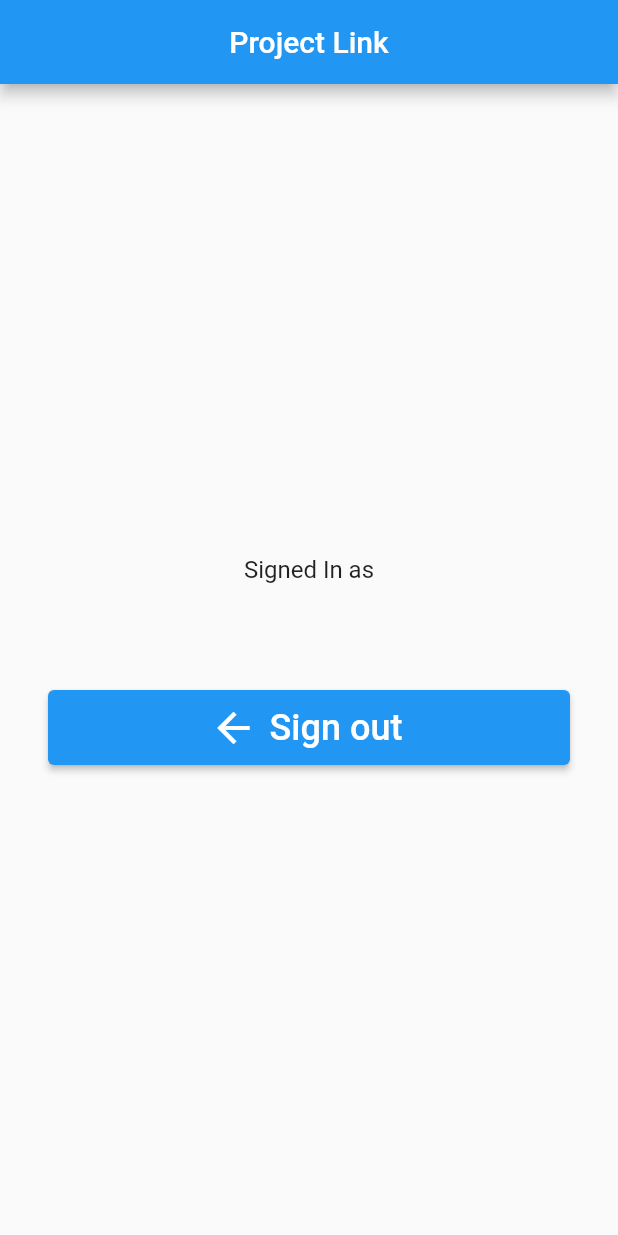
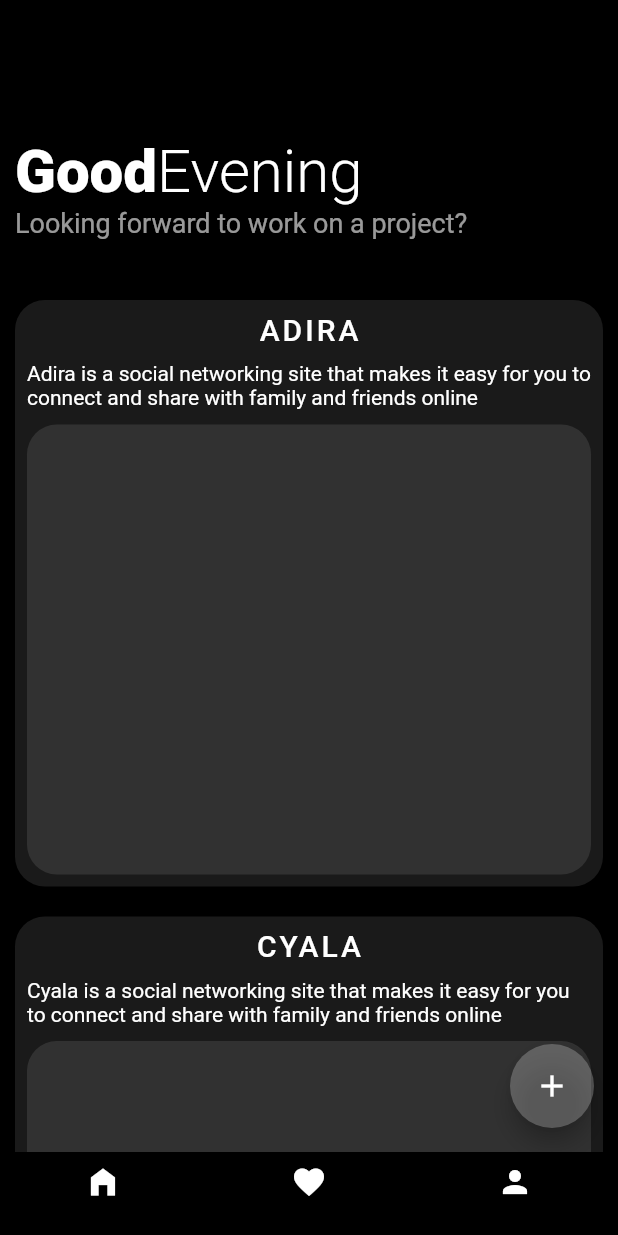
Before and after one commit to semandreis/project_link, a Flutter app: the screen it shows once a user with an empty profile is signed in, on a phone screen of 412 x 824 dp. Run offline on Flutter 3.47's test engine with Material 2 defaults, Android fonts, the phone set to English and light mode, and no system bars; our stand-ins replace firebase_auth, firebase_core; accounts and stored records are empty; network calls fail.

Commit message:
Major UI changes

```diff
--- /dev/null
+++ b/lib/BottomBar.dart
@@ -0,0 +1,55 @@
+import 'package:flutter/material.dart';
+import 'package:project_link/Favorites.dart';
+import 'package:project_link/Profile.dart';
+import 'home_page.dart';
+class BottomBar extends StatefulWidget {
+  const BottomBar({Key? key}) : super(key: key);
+
+  @override
+  State<BottomBar> createState() => _BottomBarState();
+}
+
+class _BottomBarState extends State<BottomBar> {
+  int currentTabIndex = 0;
+  void onPageChanged(int index){
+    setState(() {
+      currentTabIndex= index;
+    });
+  }
+  PageController pageController= PageController();
+  List<Widget> pages = [HomePage(), Favorites(), Profile()];
+
+  void onItemTap(int selectedItem){
+
+    pageController.jumpToPage(selectedItem);
+  }
+
+  @override
+  Widget build(BuildContext context) {
+
+
+
+    return Scaffold(
+
+      bottomNavigationBar: BottomNavigationBar(
+        elevation: 0,
+
+        type: BottomNavigationBarType.fixed,
+        backgroundColor: Colors.black,
+        onTap: onItemTap,
+        items: const [
+          BottomNavigationBarItem(label: '',icon: Icon(Icons.home_filled, color: Colors.white,)),
+          BottomNavigationBarItem(label: '',icon: Icon(Icons.favorite, color: Colors.white,)),
+          BottomNavigationBarItem(label: '',icon: Icon(Icons.person, color: Colors.white,)),
+
+        ],
+      ),
+      body: PageView(
+        controller: pageController,
+        onPageChanged: onPageChanged,
+        children: pages,
+
+      ),
+    );
+  }
+}
--- /dev/null
+++ b/lib/Favorites.dart
@@ -0,0 +1,14 @@
+import 'package:flutter/material.dart';
+class Favorites extends StatefulWidget {
+  const Favorites({Key? key}) : super(key: key);
+
+  @override
+  State<Favorites> createState() => _FavoritesState();
+}
+
+class _FavoritesState extends State<Favorites> {
+  @override
+  Widget build(BuildContext context) {
+    return Scaffold();
+  }
+}
--- /dev/null
+++ b/lib/Profile.dart
@@ -0,0 +1,45 @@
+import 'package:firebase_auth/firebase_auth.dart';
+import 'package:flutter/material.dart';
+
+class Profile extends StatefulWidget {
+  const Profile({Key? key}) : super(key: key);
+
+  @override
+  State<Profile> createState() => _ProfileState();
+}
+
+class _ProfileState extends State<Profile> {
+  @override
+  Widget build(BuildContext context) {
+    final user = FirebaseAuth.instance.currentUser!;
+    return Scaffold(
+      appBar: AppBar(
+        title: Center(
+          child: Text("Project Link"),
+        ),
+      ),
+      body: Padding(
+        padding: EdgeInsets.all(32),
+        child: Column(
+          mainAxisAlignment: MainAxisAlignment.center,
+          children: [
+            Text("Signed In as", style: TextStyle(fontSize: 16)),
+            SizedBox(height: 8),
+            Text(
+              user.email!,
+              style: TextStyle(fontSize: 20, fontWeight: FontWeight.bold),
+            ),
+            SizedBox(height: 40),
+            ElevatedButton.icon(
+              style:
+              ElevatedButton.styleFrom(minimumSize: Size.fromHeight(50)),
+              icon: Icon(Icons.arrow_back, size: 32),
+              label: Text('Sign out', style: TextStyle(fontSize: 24)),
+              onPressed: ()=> FirebaseAuth.instance.signOut(),
+            )
+          ],
+        ),
+      ),
+    );
+  }
+}
--- a/lib/home_page.dart
+++ b/lib/home_page.dart
@@ -6,34 +6,118 @@ class HomePage extends StatelessWidget {
 
   @override
   Widget build(BuildContext context) {
-    final user = FirebaseAuth.instance.currentUser!;
+
 
     return Scaffold(
-      appBar: AppBar(
-        title: Center(
-          child: Text("Project Link"),
+      floatingActionButton: FloatingActionButton(
+        backgroundColor: Colors.white24,
+        child: Icon(Icons.add),
+        onPressed: () {  },),
+      backgroundColor: Colors.black,
+      body: Container(
+        child: SingleChildScrollView(
+          scrollDirection: Axis.vertical,
+          child: Column(
+            crossAxisAlignment: CrossAxisAlignment.center,
+            children: [
+              Padding(
+                padding: const EdgeInsets.only(top: 50),
+                child: Container(
+                  width: 450,
+                  height: 150,
+
+                  child: Padding(
+                    padding: const EdgeInsets.all(10),
+                    child: Column(
+                      mainAxisAlignment: MainAxisAlignment.center,
+                      crossAxisAlignment: CrossAxisAlignment.start,
+                      children: [
+                        Row(
+                          children: [
+                            Text("Good", style: TextStyle(color: Colors.white, fontSize: 40, fontWeight: FontWeight.w900),),
+                            Text("Evening ", style: TextStyle(color: Colors.white, fontSize: 40, fontWeight: FontWeight.w300),),
+                          ],
+                        ),
+                        Text('Looking forward to work on a project?', style: TextStyle(color: Colors.white60, fontSize: 18),),
+
+                      ],
                     ),
                   ),
-      body: Padding(
-        padding: EdgeInsets.all(32),
+                ),
+              ),
+
+              Padding(
+                padding: const EdgeInsets.only(top: 0),
                 child: Column(
-          mainAxisAlignment: MainAxisAlignment.center,
                   children: [
-            Text("Signed In as", style: TextStyle(fontSize: 16)),
-            SizedBox(height: 8),
-            Text(
-              user.email!,
-              style: TextStyle(fontSize: 20, fontWeight: FontWeight.bold),
+                    Padding(
+                      padding: const EdgeInsets.only(left: 10,right: 10),
+                      child: Container(
+
+                        width: 450,
+                        decoration: BoxDecoration(
+                          color: Colors.white10,
+                          borderRadius: BorderRadius.all(Radius.circular(20)),
                         ),
-            SizedBox(height: 40),
-            ElevatedButton.icon(
-                style:
-                    ElevatedButton.styleFrom(minimumSize: Size.fromHeight(50)),
-                icon: Icon(Icons.arrow_back, size: 32),
-                label: Text('Sign out', style: TextStyle(fontSize: 24)),
-                onPressed: ()=> FirebaseAuth.instance.signOut(),
-                )
+                        child: Padding(
+                          padding: const EdgeInsets.all(8.0),
+                          child: Column(
+                            crossAxisAlignment: CrossAxisAlignment.start,
+                            children: [
+                              Center(child: Text("ADIRA", style: TextStyle(color: Colors.white, fontSize: 20, fontWeight:  FontWeight.w500, letterSpacing: 2),)),
+                              SizedBox(height: 10,),
+                              Text("Adira is a social networking site that makes it easy for you to connect and share with family and friends online", style: TextStyle(color: Colors.white),),
+                              SizedBox(height: 10,),
+                              Container(
+                                height: 300,
+                                width: 440,
+                                decoration: BoxDecoration(
+                                  color: Colors.white10,
+                                  borderRadius: BorderRadius.all(Radius.circular(20)),
+                                ),
+                              ),
                             ],
+                          ),
+                        ),
+                      ),
+                    ),
+                  ],
+                ),
+              ),
+              SizedBox(height: 20,),
+              Padding(
+                padding: const EdgeInsets.only(left: 10,right: 10),
+                child: Container(
+
+                  width: 450,
+                  decoration: BoxDecoration(
+                    color: Colors.white10,
+                    borderRadius: BorderRadius.all(Radius.circular(20)),
+                  ),
+                  child: Padding(
+                    padding: const EdgeInsets.all(8.0),
+                    child: Column(
+                      crossAxisAlignment: CrossAxisAlignment.start,
+                      children: [
+                        Center(child: Text("CYALA", style: TextStyle(color: Colors.white, fontSize: 20, fontWeight:  FontWeight.w500, letterSpacing: 2),)),
+                        SizedBox(height: 10,),
+                        Text("Cyala is a social networking site that makes it easy for you to connect and share with family and friends online", style: TextStyle(color: Colors.white),),
+                        SizedBox(height: 10,),
+                        Container(
+                          height: 300,
+                          width: 440,
+                          decoration: BoxDecoration(
+                            color: Colors.white10,
+                            borderRadius: BorderRadius.all(Radius.circular(20)),
+                          ),
+                        ),
+                      ],
+                    ),
+                  ),
+                ),
+              ),
+            ],
+          ),
         ),
       ),
     );
--- a/lib/main.dart
+++ b/lib/main.dart
@@ -3,6 +3,8 @@ import 'package:flutter/material.dart';
 import 'package:firebase_core/firebase_core.dart';
 import 'package:project_link/home_page.dart';
 import 'package:project_link/login_page.dart';
+
+import 'BottomBar.dart';
 
 Future main() async {
   WidgetsFlutterBinding.ensureInitialized();
@@ -33,7 +35,8 @@ class MainPage extends StatelessWidget {
             return Center(child: Text('Something went wrong!'));
           }
           else if (snapshot.hasData) {
-            return HomePage();
+            return BottomBar();
+
           } else {
             return LoginPage();
           }
```
Lines whose indentation alone changed are shown as unchanged.
